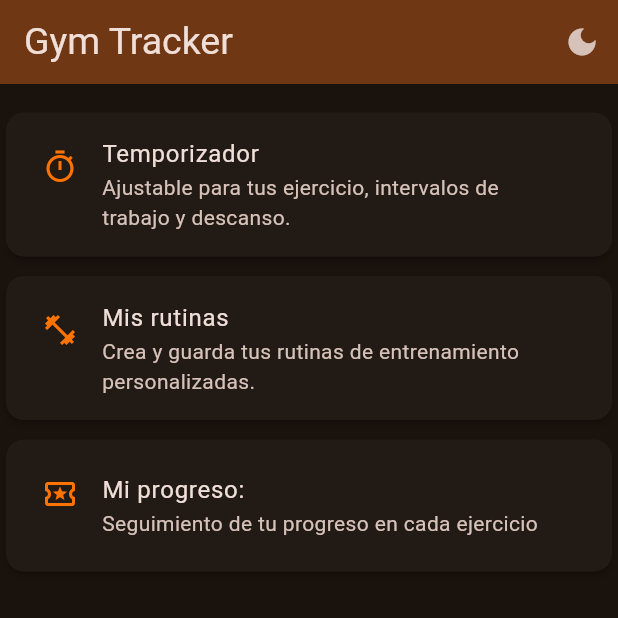
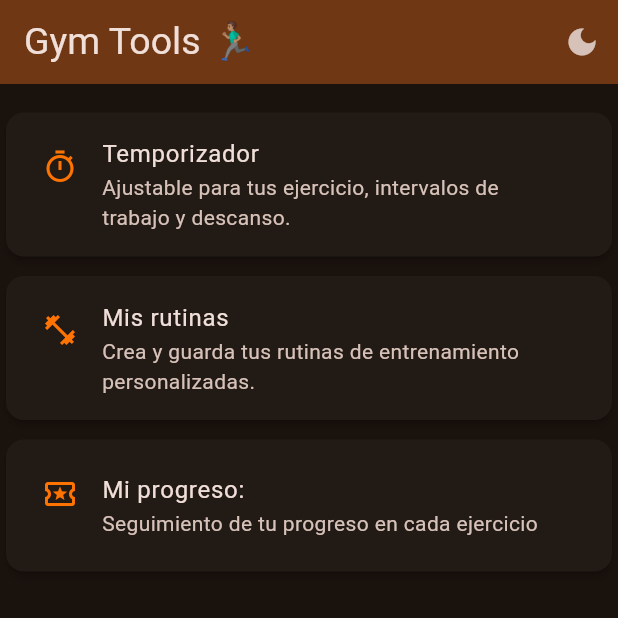
Before and after one commit to MaxiAlz/gym_tools_app, a Flutter app: the screen it shows after launch, on a phone screen of 412 x 824 dp, the top half of it. Run offline on Flutter 3.47's test engine with Material 3 defaults, Android fonts, the phone set to English and light mode, and no system bars; our stand-ins replace flutter_riverpod, go_router.

Commit message:
modifico pantalla de home

```diff
--- a/lib/config/router/app_router.dart
+++ b/lib/config/router/app_router.dart
@@ -1,6 +1,7 @@
 import 'package:flutter_riverpod/flutter_riverpod.dart';
 import 'package:go_router/go_router.dart';
 import 'package:gym_tracker_app/feactures/home/home.dart';
+import 'package:gym_tracker_app/feactures/timer/screens/timer_screen.dart';
 
 final appRouterPovider = Provider<GoRouter>((ref) {
   return GoRouter(
@@ -8,7 +9,13 @@ final appRouterPovider = Provider<GoRouter>((ref) {
     routes: [
       GoRoute(
         path: '/',
+        name: 'Home',
         builder: (context, state) => const HomeScreen(),
+      ),
+      GoRoute(
+        path: '/timer',
+        name: 'Temporizador',
+        builder: (context, state) => const TimerScreen(),
       ),
     ],
   );
--- a/lib/feactures/home/screens/home_screen.dart
+++ b/lib/feactures/home/screens/home_screen.dart
@@ -25,7 +25,7 @@ class HomeScreen extends ConsumerWidget {
                 icon: Icon(isDarkMode ? Icons.dark_mode : Icons.light_mode))
           ],
           title: const Text(
-            'Gym Tracker',
+            'Gym Tools 🏃🏽‍♂️',
             textAlign: TextAlign.center,
             style: TextStyle(
               fontWeight: FontWeight.normal,
@@ -49,7 +49,6 @@ class HomeScreen extends ConsumerWidget {
                   subtitle: item.subtitle,
                   icon: item.icon,
                   onTap: () {
-                    // context.push(item.path);
                     ref.read(appRouterPovider).push(item.path);
                   },
                 ),
--- a/lib/shared/widgets/card_item.dart
+++ b/lib/shared/widgets/card_item.dart
@@ -3,14 +3,14 @@ import 'package:flutter/material.dart';
 class CardItem extends StatelessWidget {
   final String title;
   final String subtitle;
-  final Icon icon;
+  final Icon? icon;
   final void Function()? onTap;
 
   const CardItem({
     super.key,
     required this.title,
     required this.subtitle,
-    required this.icon,
+    this.icon,
     this.onTap,
   });
 
```
